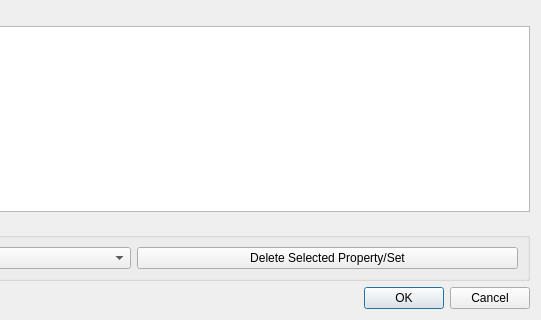
Qt form src/Mod/BIM/Resources/ui/dialogIfcProperties.ui (southseact-3d/fcd) before a commit; both pictures show x 659 to 1200 and y 288 to 608 of the 1200 by 608 pixel window.
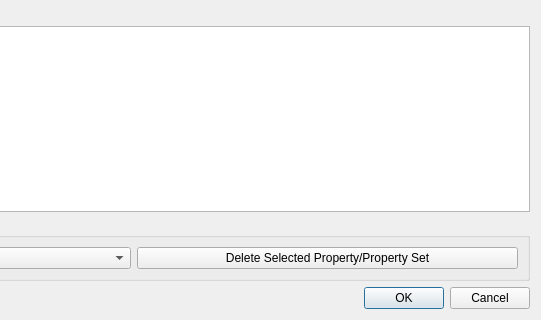
The same form after that commit. Icons and pictures are not drawn.

Patch:
```diff
--- a/src/Mod/BIM/Resources/ui/dialogIfcProperties.ui
+++ b/src/Mod/BIM/Resources/ui/dialogIfcProperties.ui
@@ -179,7 +179,7 @@
       <item>
        <widget class="QPushButton" name="buttonIFCPropertiesDelete">
         <property name="text">
-         <string>Delete Selected Property/Set</string>
+         <string>Delete Selected Property/Property Set</string>
         </property>
         <property name="icon">
          <iconset theme="gtk-delete">
```
